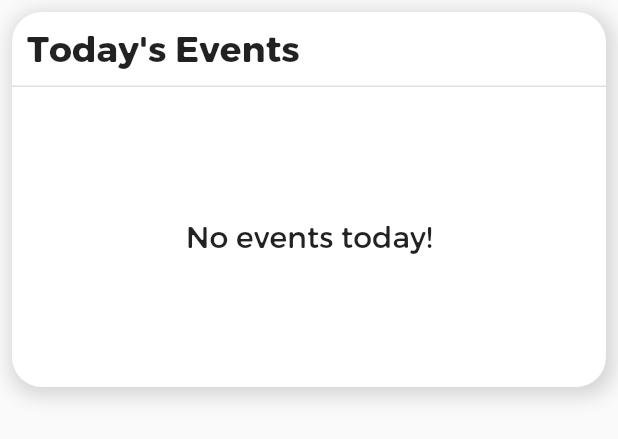
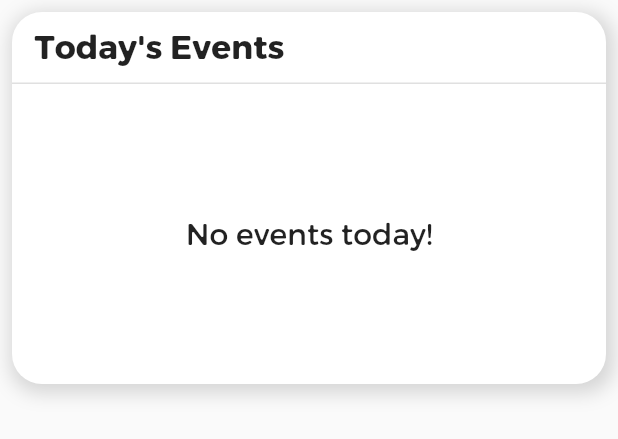
Before and after one commit to atedesch1/mebook, a Flutter app: the HomeCard widget shown alone on an empty page, opened directly, on a phone screen of 412 x 824 dp. Shown: the top 439 px of the screen. Run offline on Flutter 3.47's test engine with Material 2 defaults, Android fonts, the phone set to English and light mode, and no system bars; our stand-ins replace cloud_firestore, device_preview, firebase_auth, firebase_core, flutter_dotenv, google_sign_in and 2 more; missing offline and left inert: extension_google_sign_in_as_googleapis_auth, googleapis; accounts and stored records are empty; network calls fail; project files that could hold a hidden picture were left out.

Commit message:
stardardize card title size

```diff
--- a/mobile/lib/widgets/finances/transactions_overview_card.dart
+++ b/mobile/lib/widgets/finances/transactions_overview_card.dart
@@ -45,13 +45,13 @@ class TransactionsOverviewCard extends StatelessWidget {
                 Expanded(
                     child: Text('Transactions',
                         style: TextStyle(
-                          fontSize: 20,
+                          fontSize: 22,
                           fontWeight: FontWeight.bold,
                         ))),
                 Text(
                   selectedYear.toString(),
                   style: TextStyle(
-                    fontSize: 20,
+                    fontSize: 22,
                     fontWeight: FontWeight.bold,
                   ),
                 ),
--- a/mobile/lib/widgets/misc/home_card.dart
+++ b/mobile/lib/widgets/misc/home_card.dart
@@ -42,12 +42,12 @@ class HomeCard extends StatelessWidget {
               ),
             ),
             alignment: Alignment.centerLeft,
-            padding: EdgeInsets.all(10),
+            padding: EdgeInsets.symmetric(vertical: 10, horizontal: 15),
             child: header != null
                 ? header
                 : Text(
                     title,
-                    style: TextStyle(fontSize: 24, fontWeight: FontWeight.bold),
+                    style: TextStyle(fontSize: 22, fontWeight: FontWeight.bold),
                   ),
           ),
           ...widgets,
```
Also changed, not shown: mobile/lib/screens/home_screen.dart (+1 -20 lines).
